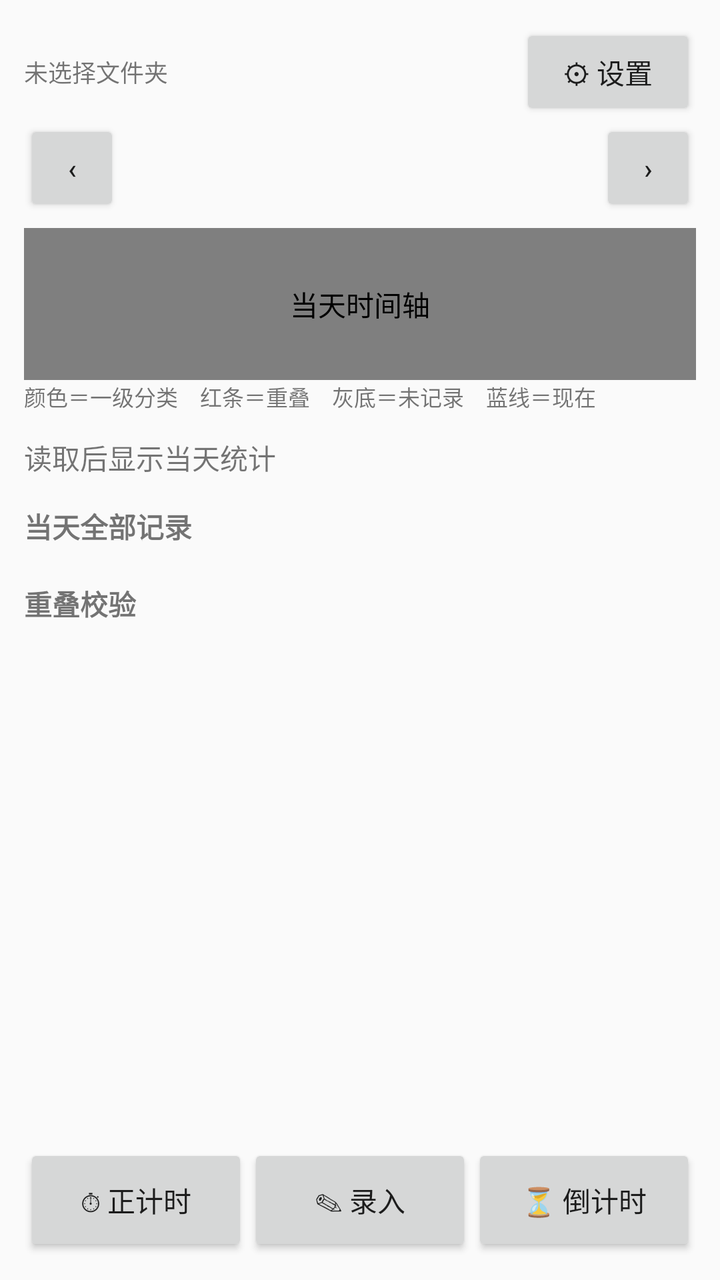
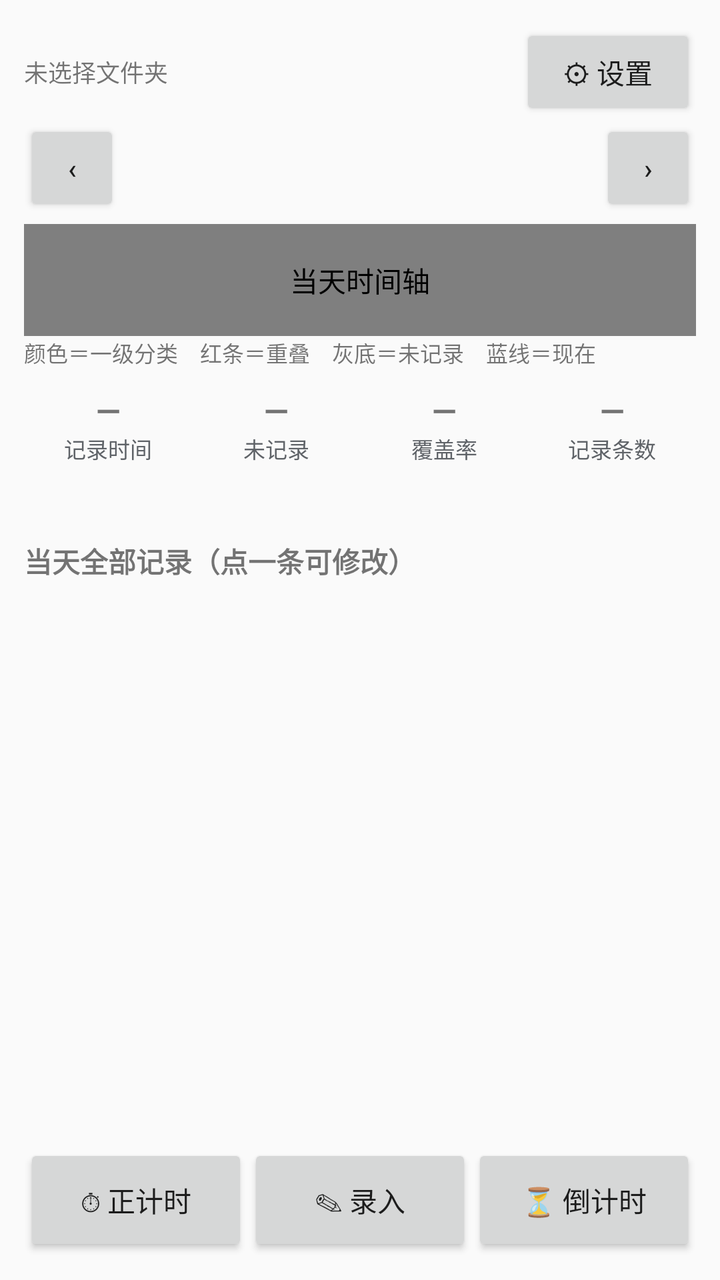

Screens rendered from an Android XML layout before and after an edit, with the pre-edit source and the edit as a unified diff.
<!-- AndroidManifest.xml: application theme AppTheme -->
<!-- res/layout/activity_main.xml -->
<?xml version="1.0" encoding="utf-8"?>
<FrameLayout xmlns:android="http://schemas.android.com/apk/res/android"
    android:layout_width="match_parent"
    android:layout_height="match_parent">

    
    <LinearLayout
        android:layout_width="match_parent"
        android:layout_height="match_parent"
        android:orientation="vertical"
        android:padding="12dp">

        
        <LinearLayout
            android:layout_width="match_parent"
            android:layout_height="wrap_content"
            android:gravity="center_vertical"
            android:orientation="horizontal">

            <TextView
                android:id="@+id/tvFolder"
                android:layout_width="0dp"
                android:layout_height="wrap_content"
                android:layout_weight="1"
                android:paddingTop="4dp"
                android:paddingBottom="4dp"
                android:text="未选择文件夹"
                android:textSize="12sp" />

            <Button
                android:id="@+id/btnSettings"
                android:layout_width="wrap_content"
                android:layout_height="wrap_content"
                android:text="⚙ 设置" />
        </LinearLayout>

        <ScrollView
            android:layout_width="match_parent"
            android:layout_height="0dp"
            android:layout_weight="1"
            android:fillViewport="true">

            <LinearLayout
                android:layout_width="match_parent"
                android:layout_height="wrap_content"
                android:orientation="vertical">

                <LinearLayout
                    android:layout_width="match_parent"
                    android:layout_height="wrap_content"
                    android:orientation="horizontal">

                    <Button
                        android:id="@+id/btnPrevDay"
                        android:layout_width="48dp"
                        android:layout_height="wrap_content"
                        android:text="‹" />

                    <TextView
                        android:id="@+id/tvStatsDate"
                        android:layout_width="0dp"
                        android:layout_height="wrap_content"
                        android:layout_weight="1"
                        android:gravity="center"
                        android:textSize="17sp"
                        android:textStyle="bold" />

                    <Button
                        android:id="@+id/btnNextDay"
                        android:layout_width="48dp"
                        android:layout_height="wrap_content"
                        android:text="›" />
                </LinearLayout>

                
                <com.example.timelog.ui.TimelineView
                    android:id="@+id/timeline"
                    android:layout_width="match_parent"
                    android:layout_height="76dp"
                    android:layout_marginTop="6dp"
                    android:contentDescription="当天时间轴" />

                <TextView
                    android:id="@+id/tvTimelineLegend"
                    android:layout_width="match_parent"
                    android:layout_height="wrap_content"
                    android:paddingBottom="2dp"
                    android:text="颜色＝一级分类　红条＝重叠　灰底＝未记录　蓝线＝现在"
                    android:textSize="11sp" />

                <TextView
                    android:id="@+id/tvStats"
                    android:layout_width="match_parent"
                    android:layout_height="wrap_content"
                    android:paddingTop="10dp"
                    android:text="读取后显示当天统计"
                    android:textIsSelectable="true"
                    android:textSize="14sp" />

                <TextView
                    android:id="@+id/tvRecordsTitle"
                    android:layout_width="match_parent"
                    android:layout_height="wrap_content"
                    android:paddingTop="14dp"
                    android:text="当天全部记录"
                    android:textSize="14sp"
                    android:textStyle="bold" />

                
                <LinearLayout
                    android:id="@+id/recordsContainer"
                    android:layout_width="match_parent"
                    android:layout_height="wrap_content"
                    android:orientation="vertical"
                    android:paddingTop="4dp" />

                <TextView
                    android:id="@+id/tvCheckTitle"
                    android:layout_width="match_parent"
                    android:layout_height="wrap_content"
                    android:paddingTop="14dp"
                    android:text="重叠校验"
                    android:textSize="14sp"
                    android:textStyle="bold" />

                <TextView
                    android:id="@+id/tvCheck"
                    android:layout_width="match_parent"
                    android:layout_height="wrap_content"
                    android:paddingTop="4dp"
                    android:text=""
                    android:textIsSelectable="true"
                    android:textSize="13sp" />
            </LinearLayout>
        </ScrollView>

        
        <LinearLayout
            android:layout_width="match_parent"
            android:layout_height="wrap_content"
            android:orientation="horizontal"
            android:paddingTop="8dp">

            <Button
                android:id="@+id/btnStopwatch"
                android:layout_width="0dp"
                android:layout_height="56dp"
                android:layout_weight="1"
                android:text="⏱ 正计时" />

            <Button
                android:id="@+id/btnInput"
                android:layout_width="0dp"
                android:layout_height="56dp"
                android:layout_weight="1"
                android:text="✎ 录入" />

            <Button
                android:id="@+id/btnCountdown"
                android:layout_width="0dp"
                android:layout_height="56dp"
                android:layout_weight="1"
                android:text="⏳ 倒计时" />
        </LinearLayout>
    </LinearLayout>

    
    <View
        android:id="@+id/sheetDim"
        android:layout_width="match_parent"
        android:layout_height="match_parent"
        android:background="#66000000"
        android:visibility="gone" />

    <LinearLayout
        android:id="@+id/inputSheet"
        android:layout_width="match_parent"
        android:layout_height="wrap_content"
        android:layout_gravity="bottom"
        android:background="#FFFFFFFF"
        android:orientation="vertical"
        android:visibility="gone">

        
        <LinearLayout
            android:id="@+id/sheetHandle"
            android:layout_width="match_parent"
            android:layout_height="44dp"
            android:gravity="center_vertical"
            android:orientation="horizontal">

            <TextView
                android:layout_width="0dp"
                android:layout_height="wrap_content"
                android:layout_weight="1"
                android:paddingStart="16dp"
                android:text="录入（下滑或点 × 收起）"
                android:textSize="13sp"
                android:textStyle="bold" />

            <Button
                android:id="@+id/btnHideSheet"
                android:layout_width="56dp"
                android:layout_height="wrap_content"
                android:text="×" />
        </LinearLayout>

        <ScrollView
            android:id="@+id/sheetScroll"
            android:layout_width="match_parent"
            android:layout_height="0dp"
            android:layout_weight="1"
            android:fillViewport="true">

            <LinearLayout
                android:layout_width="match_parent"
                android:layout_height="wrap_content"
                android:orientation="vertical"
                android:paddingStart="16dp"
                android:paddingEnd="16dp"
                android:paddingBottom="16dp">

                <LinearLayout
                    android:layout_width="match_parent"
                    android:layout_height="wrap_content"
                    android:orientation="horizontal">

                    <EditText
                        android:id="@+id/etDate"
                        android:layout_width="0dp"
                        android:layout_height="wrap_content"
                        android:layout_weight="1"
                        android:hint="日期 YYYY-MM-DD"
                        android:inputType="date" />

                    <Button
                        android:id="@+id/btnToday"
                        android:layout_width="wrap_content"
                        android:layout_height="wrap_content"
                        android:text="今天" />

                    <Button
                        android:id="@+id/btnGoDate"
                        android:layout_width="wrap_content"
                        android:layout_height="wrap_content"
                        android:text="查看" />
                </LinearLayout>

                <LinearLayout
                    android:layout_width="match_parent"
                    android:layout_height="wrap_content"
                    android:orientation="horizontal">

                    <EditText
                        android:id="@+id/etStart"
                        android:layout_width="0dp"
                        android:layout_height="wrap_content"
                        android:layout_weight="1"
                        android:hint="开始 09:00"
                        android:inputType="time" />

                    <Button
                        android:id="@+id/btnNowStart"
                        android:layout_width="wrap_content"
                        android:layout_height="wrap_content"
                        android:text="现在" />

                    <EditText
                        android:id="@+id/etEnd"
                        android:layout_width="0dp"
                        android:layout_height="wrap_content"
                        android:layout_weight="1"
                        android:hint="结束 10:30"
                        android:inputType="time" />

                    <Button
                        android:id="@+id/btnNowEnd"
                        android:layout_width="wrap_content"
                        android:layout_height="wrap_content"
                        android:text="现在" />
                </LinearLayout>

                
                <LinearLayout
                    android:layout_width="match_parent"
                    android:layout_height="wrap_content"
                    android:orientation="horizontal">

                    <Button
                        android:id="@+id/btnRoundStart"
                        android:layout_width="0dp"
                        android:layout_height="wrap_content"
                        android:layout_weight="1"
                        android:text="开始整点"
                        android:textSize="11sp" />

                    <Button
                        android:id="@+id/btnRoundEnd"
                        android:layout_width="0dp"
                        android:layout_height="wrap_content"
                        android:layout_weight="1"
                        android:text="结束整点"
                        android:textSize="11sp" />

                    <Button
                        android:id="@+id/btnHalfEnd"
                        android:layout_width="0dp"
                        android:layout_height="wrap_content"
                        android:layout_weight="1"
                        android:text="结束半点"
                        android:textSize="11sp" />

                    <Button
                        android:id="@+id/btnClearTime"
                        android:layout_width="0dp"
                        android:layout_height="wrap_content"
                        android:layout_weight="1"
                        android:text="清空"
                        android:textSize="11sp" />
                </LinearLayout>

                <EditText
                    android:id="@+id/etL1"
                    android:layout_width="match_parent"
                    android:layout_height="wrap_content"
                    android:hint="一级分类（如 家务）"
                    android:inputType="text" />

                <HorizontalScrollView
                    android:layout_width="match_parent"
                    android:layout_height="wrap_content"
                    android:scrollbars="none">

                    <LinearLayout
                        android:id="@+id/l1CandidatesRow"
                        android:layout_width="wrap_content"
                        android:layout_height="wrap_content"
                        android:orientation="horizontal" />
                </HorizontalScrollView>

                <EditText
                    android:id="@+id/etL2"
                    android:layout_width="match_parent"
                    android:layout_height="wrap_content"
                    android:hint="二级分类（如 做饭，可留空）"
                    android:inputType="text" />

                <HorizontalScrollView
                    android:layout_width="match_parent"
                    android:layout_height="wrap_content"
                    android:scrollbars="none">

                    <LinearLayout
                        android:id="@+id/l2CandidatesRow"
                        android:layout_width="wrap_content"
                        android:layout_height="wrap_content"
                        android:orientation="horizontal" />
                </HorizontalScrollView>

                <EditText
                    android:id="@+id/etTitle"
                    android:layout_width="match_parent"
                    android:layout_height="wrap_content"
                    android:hint="事项（如 早餐，可留空）"
                    android:inputType="text" />

                <EditText
                    android:id="@+id/etLinks"
                    android:layout_width="match_parent"
                    android:layout_height="wrap_content"
                    android:hint="双链（空格分隔，如 地点 张老师）"
                    android:inputType="text" />

                <HorizontalScrollView
                    android:layout_width="match_parent"
                    android:layout_height="wrap_content"
                    android:scrollbars="none">

                    <LinearLayout
                        android:id="@+id/linkCandidatesRow"
                        android:layout_width="wrap_content"
                        android:layout_height="wrap_content"
                        android:orientation="horizontal" />
                </HorizontalScrollView>

                <EditText
                    android:id="@+id/etNote"
                    android:layout_width="match_parent"
                    android:layout_height="wrap_content"
                    android:hint="备注（可留空）"
                    android:inputType="textMultiLine"
                    android:maxLines="2" />

                <Button
                    android:id="@+id/btnSave"
                    android:layout_width="match_parent"
                    android:layout_height="wrap_content"
                    android:text="校验并追加到当天 md" />

                <CheckBox
                    android:id="@+id/cbContinue"
                    android:layout_width="match_parent"
                    android:layout_height="wrap_content"
                    android:text="保存后继续录下一段（开始时间接上一段）"
                    android:textSize="12sp" />

                <TextView
                    android:id="@+id/tvPreview"
                    android:layout_width="match_parent"
                    android:layout_height="wrap_content"
                    android:paddingTop="6dp"
                    android:text="预览会显示在这里"
                    android:textIsSelectable="true"
                    android:textSize="12sp"
                    android:typeface="monospace" />
            </LinearLayout>
        </ScrollView>
    </LinearLayout>
</FrameLayout>
<!-- resources referenced by this layout -->
<resources>
  <style name="AppTheme" parent="Theme.AppCompat.Light.NoActionBar">
          <item name="colorPrimary">#185FA5</item>
          <item name="colorPrimaryDark">#0C447C</item>
          <item name="colorAccent">#185FA5</item>
      </style>
</resources>

<!-- the commit's change to res/layout/activity_main.xml (unified diff, before → after) -->
@@ -76,8 +76,8 @@
                 <com.example.timelog.ui.TimelineView
                     android:id="@+id/timeline"
                     android:layout_width="match_parent"
-                    android:layout_height="76dp"
-                    android:layout_marginTop="6dp"
+                    android:layout_height="56dp"
+                    android:layout_marginTop="4dp"
                     android:contentDescription="当天时间轴" />
 
                 <TextView
@@ -88,21 +88,137 @@
                     android:text="颜色＝一级分类　红条＝重叠　灰底＝未记录　蓝线＝现在"
                     android:textSize="11sp" />
 
-                <TextView
-                    android:id="@+id/tvStats"
-                    android:layout_width="match_parent"
-                    android:layout_height="wrap_content"
-                    android:paddingTop="10dp"
-                    android:text="读取后显示当天统计"
+                
+                <LinearLayout
+                    android:layout_width="match_parent"
+                    android:layout_height="wrap_content"
+                    android:layout_marginTop="8dp"
+                    android:baselineAligned="false"
+                    android:orientation="horizontal">
+
+                    <LinearLayout
+                        android:layout_width="0dp"
+                        android:layout_height="wrap_content"
+                        android:layout_weight="1"
+                        android:orientation="vertical">
+
+                        <TextView
+                            android:id="@+id/tvStatRecord"
+                            android:layout_width="match_parent"
+                            android:layout_height="wrap_content"
+                            android:gravity="center"
+                            android:text="—"
+                            android:textSize="16sp"
+                            android:textStyle="bold" />
+
+                        <TextView
+                            android:layout_width="match_parent"
+                            android:layout_height="wrap_content"
+                            android:gravity="center"
+                            android:text="记录时间"
+                            android:textColor="#5F6368"
+                            android:textSize="11sp" />
+                    </LinearLayout>
+
+                    <LinearLayout
+                        android:layout_width="0dp"
+                        android:layout_height="wrap_content"
+                        android:layout_weight="1"
+                        android:orientation="vertical">
+
+                        <TextView
+                            android:id="@+id/tvStatUnrecorded"
+                            android:layout_width="match_parent"
+                            android:layout_height="wrap_content"
+                            android:gravity="center"
+                            android:text="—"
+                            android:textSize="16sp"
+                            android:textStyle="bold" />
+
+                        <TextView
+                            android:layout_width="match_parent"
+                            android:layout_height="wrap_content"
+                            android:gravity="center"
+                            android:text="未记录"
+                            android:textColor="#5F6368"
+                            android:textSize="11sp" />
+                    </LinearLayout>
+
+                    <LinearLayout
+                        android:layout_width="0dp"
+                        android:layout_height="wrap_content"
+                        android:layout_weight="1"
+                        android:orientation="vertical">
+
+                        <TextView
+                            android:id="@+id/tvStatCoverage"
+                            android:layout_width="match_parent"
+                            android:layout_height="wrap_content"
+                            android:gravity="center"
+                            android:text="—"
+                            android:textSize="16sp"
+                            android:textStyle="bold" />
+
+                        <TextView
+                            android:layout_width="match_parent"
+                            android:layout_height="wrap_content"
+                            android:gravity="center"
+                            android:text="覆盖率"
+                            android:textColor="#5F6368"
+                            android:textSize="11sp" />
+                    </LinearLayout>
+
+                    <LinearLayout
+                        android:layout_width="0dp"
+                        android:layout_height="wrap_content"
+                        android:layout_weight="1"
+                        android:orientation="vertical">
+
+                        <TextView
+                            android:id="@+id/tvStatCount"
+                            android:layout_width="match_parent"
+                            android:layout_height="wrap_content"
+                            android:gravity="center"
+                            android:text="—"
+                            android:textSize="16sp"
+                            android:textStyle="bold" />
+
+                        <TextView
+                            android:layout_width="match_parent"
+                            android:layout_height="wrap_content"
+                            android:gravity="center"
+                            android:text="记录条数"
+                            android:textColor="#5F6368"
+                            android:textSize="11sp" />
+                    </LinearLayout>
+                </LinearLayout>
+
+                
+                <TextView
+                    android:id="@+id/tvLevel1"
+                    android:layout_width="match_parent"
+                    android:layout_height="wrap_content"
+                    android:paddingTop="8dp"
+                    android:text=""
                     android:textIsSelectable="true"
-                    android:textSize="14sp" />
+                    android:textSize="13sp" />
+
+                
+                <TextView
+                    android:id="@+id/tvWarnings"
+                    android:layout_width="match_parent"
+                    android:layout_height="wrap_content"
+                    android:paddingTop="6dp"
+                    android:visibility="gone"
+                    android:textIsSelectable="true"
+                    android:textSize="12sp" />
 
                 <TextView
                     android:id="@+id/tvRecordsTitle"
                     android:layout_width="match_parent"
                     android:layout_height="wrap_content"
-                    android:paddingTop="14dp"
-                    android:text="当天全部记录"
+                    android:paddingTop="12dp"
+                    android:text="当天全部记录（点一条可修改）"
                     android:textSize="14sp"
                     android:textStyle="bold" />
 
@@ -121,7 +237,8 @@
                     android:paddingTop="14dp"
                     android:text="重叠校验"
                     android:textSize="14sp"
-                    android:textStyle="bold" />
+                    android:textStyle="bold"
+                    android:visibility="gone" />
 
                 <TextView
                     android:id="@+id/tvCheck"
@@ -130,7 +247,8 @@
                     android:paddingTop="4dp"
                     android:text=""
                     android:textIsSelectable="true"
-                    android:textSize="13sp" />
+                    android:textSize="13sp"
+                    android:visibility="gone" />
             </LinearLayout>
         </ScrollView>
 
@@ -190,6 +308,7 @@
             android:orientation="horizontal">
 
             <TextView
+                android:id="@+id/tvSheetTitle"
                 android:layout_width="0dp"
                 android:layout_height="wrap_content"
                 android:layout_weight="1"
@@ -396,6 +515,15 @@
                     android:layout_width="match_parent"
                     android:layout_height="wrap_content"
                     android:text="校验并追加到当天 md" />
+
+                
+                <Button
+                    android:id="@+id/btnSheetDelete"
+                    android:layout_width="match_parent"
+                    android:layout_height="wrap_content"
+                    android:text="删除这条记录"
+                    android:textColor="#C5221F"
+                    android:visibility="gone" />
 
                 <CheckBox
                     android:id="@+id/cbContinue"
